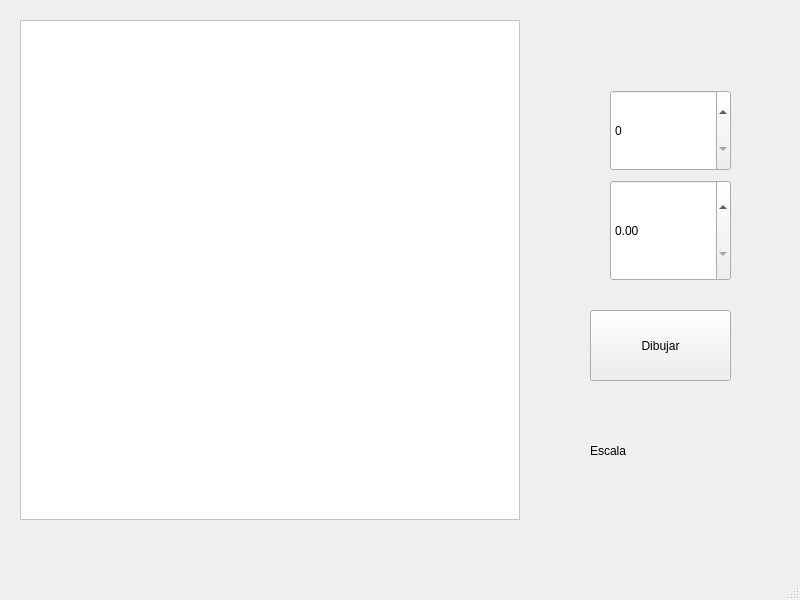
Qt form mainwindow.ui (raque022/55) before a commit.
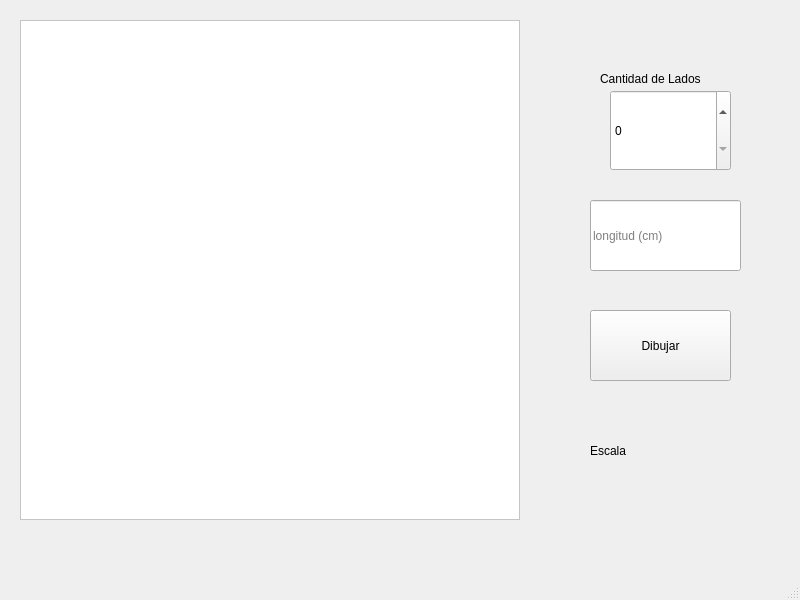
The same form after that commit.

Diff of the .ui file:
```diff
--- a/mainwindow.ui
+++ b/mainwindow.ui
@@ -57,19 +57,6 @@
      <number>20</number>
     </property>
    </widget>
-   <widget class="QDoubleSpinBox" name="sideSizeSpinBox">
-    <property name="geometry">
-     <rect>
-      <x>610</x>
-      <y>180</y>
-      <width>121</width>
-      <height>101</height>
-     </rect>
-    </property>
-    <property name="maximum">
-     <double>1000000000000000.000000000000000</double>
-    </property>
-   </widget>
    <widget class="QLabel" name="labelScala">
     <property name="geometry">
      <rect>
@@ -83,6 +70,32 @@
      <string>Escala</string>
     </property>
    </widget>
+   <widget class="QLineEdit" name="sideSize">
+    <property name="geometry">
+     <rect>
+      <x>590</x>
+      <y>200</y>
+      <width>151</width>
+      <height>71</height>
+     </rect>
+    </property>
+    <property name="placeholderText">
+     <string>longitud (cm)</string>
+    </property>
+   </widget>
+   <widget class="QLabel" name="label">
+    <property name="geometry">
+     <rect>
+      <x>600</x>
+      <y>70</y>
+      <width>151</width>
+      <height>17</height>
+     </rect>
+    </property>
+    <property name="text">
+     <string>Cantidad de Lados</string>
+    </property>
+   </widget>
   </widget>
   <widget class="QMenuBar" name="menubar">
    <property name="geometry">
```
